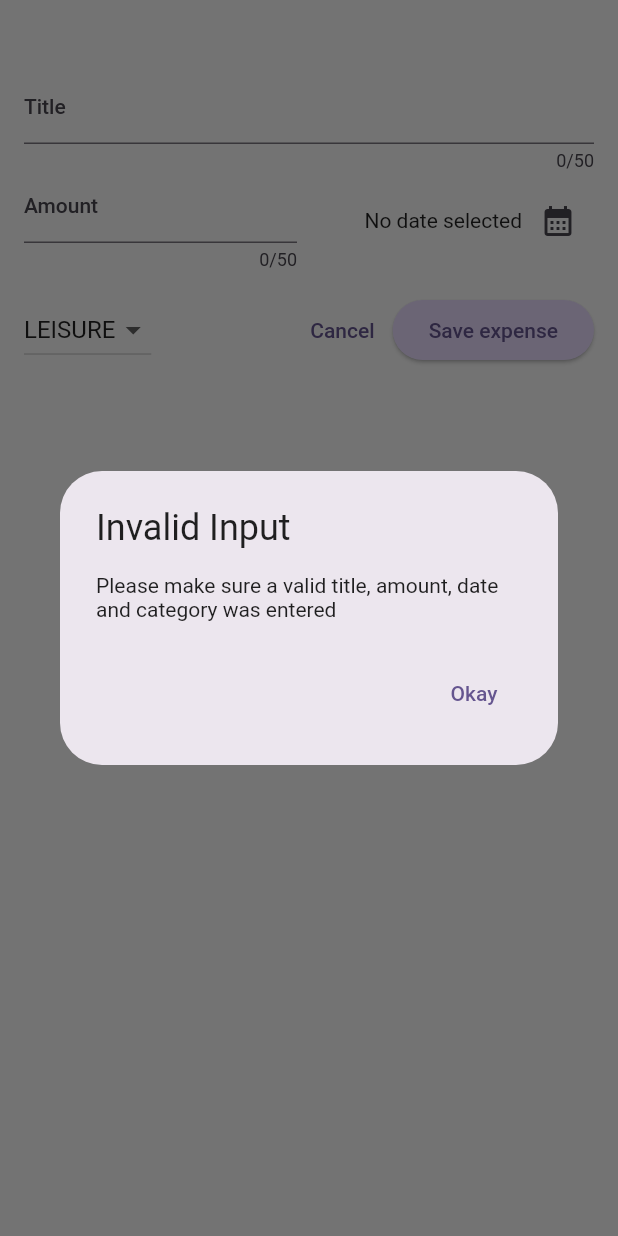
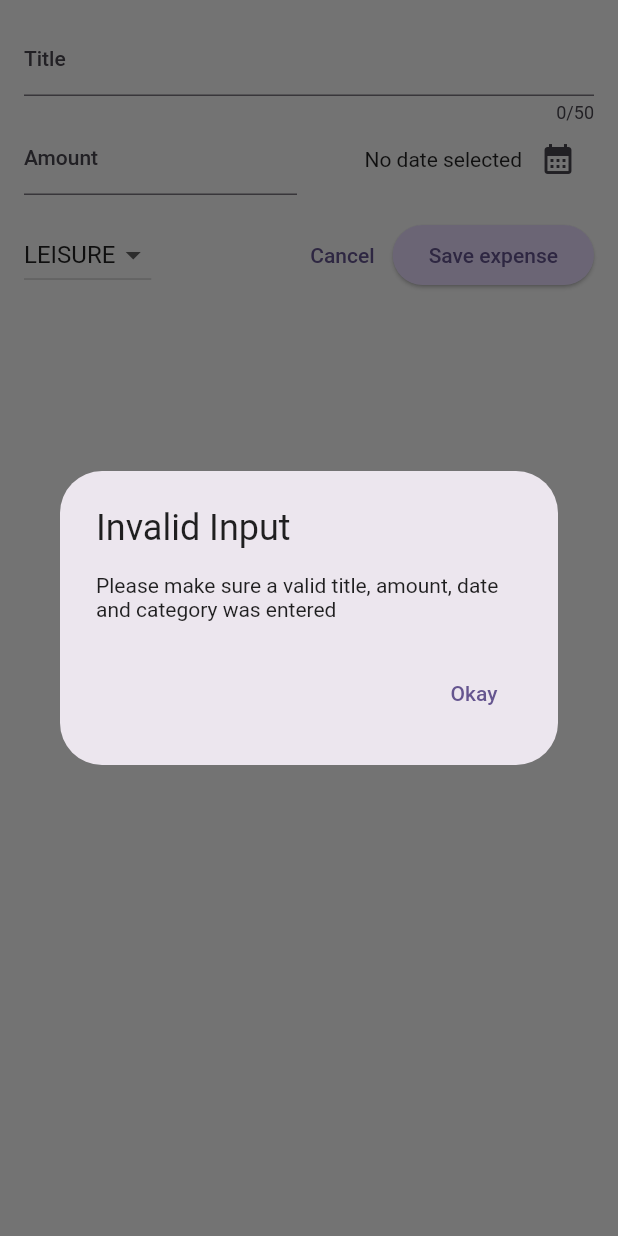
Before and after one commit to luisescx/expense_tracker_app, a Flutter app: the NewExpense widget shown alone on an empty page, opened directly with empty values, after a tap on "Save expense", on a phone screen of 412 x 824 dp. Run offline on Flutter 3.47's test engine with Material 2 defaults, Android fonts, the phone set to English and light mode, and no system bars.

Commit message:
chore: add adaptative layout

```diff
--- a/lib/expenses.dart
+++ b/lib/expenses.dart
@@ -18,6 +18,7 @@ class _ExpensesState extends State<Expenses> {
 
   void _openAddExpenseOverlay() {
     showModalBottomSheet(
+      useSafeArea: true,
       isScrollControlled: true,
       context: context,
       builder: (ctx) => NewExpense(onAddExpense: _addExpense),
--- a/lib/main.dart
+++ b/lib/main.dart
@@ -1,8 +1,13 @@
 import 'package:expense_tracker_app/expenses.dart';
 import 'package:flutter/material.dart';
+import 'package:flutter/services.dart';
 
 void main() {
-  runApp(const MyApp());
+  WidgetsFlutterBinding.ensureInitialized();
+  SystemChrome.setPreferredOrientations([DeviceOrientation.portraitUp])
+      .then((_) {
+    runApp(const MyApp());
+  });
 }
 
 var kColorScheme = ColorScheme.fromSeed(
--- a/lib/widgets/new_expense.dart
+++ b/lib/widgets/new_expense.dart
@@ -1,4 +1,7 @@
+import 'dart:io';
+
 import 'package:flutter/material.dart';
+import 'package:flutter/cupertino.dart';
 import 'package:intl/intl.dart';
 import 'package:expense_tracker_app/models/expense.dart';
 
@@ -52,18 +55,11 @@ class _NewExpanseState extends State<NewExpense> {
     });
   }
 
-  void _submitExpenseData() {
-    final enteredAmount = double.tryParse(_amountController.text);
-    final amountIsInvalid = enteredAmount == null || enteredAmount <= 0;
-
-    final formIsInvalid = _titleController.text.trim().isEmpty ||
-        amountIsInvalid ||
-        _selectedDate == null;
-
-    if (formIsInvalid) {
-      showDialog(
+  void _showDialog() {
+    if (Platform.isIOS) {
+      showCupertinoDialog(
         context: context,
-        builder: (ctx) => AlertDialog(
+        builder: (ctx) => CupertinoAlertDialog(
           title: const Text('Invalid Input'),
           content: const Text(
             'Please make sure a valid title, amount, date and category was entered',
@@ -78,6 +74,39 @@ class _NewExpanseState extends State<NewExpense> {
           ],
         ),
       );
+
+      return;
+    }
+
+    showDialog(
+      context: context,
+      builder: (ctx) => AlertDialog(
+        title: const Text('Invalid Input'),
+        content: const Text(
+          'Please make sure a valid title, amount, date and category was entered',
+        ),
+        actions: [
+          TextButton(
+            onPressed: () {
+              Navigator.pop(ctx);
+            },
+            child: const Text('Okay'),
+          ),
+        ],
+      ),
+    );
+  }
+
+  void _submitExpenseData() {
+    final enteredAmount = double.tryParse(_amountController.text);
+    final amountIsInvalid = enteredAmount == null || enteredAmount <= 0;
+
+    final formIsInvalid = _titleController.text.trim().isEmpty ||
+        amountIsInvalid ||
+        _selectedDate == null;
+
+    if (formIsInvalid) {
+      _showDialog();
 
       return;
     }
@@ -101,7 +130,7 @@ class _NewExpanseState extends State<NewExpense> {
   @override
   Widget build(BuildContext context) {
     return Padding(
-      padding: const EdgeInsets.fromLTRB(16, 48, 16, 16),
+      padding: const EdgeInsets.all(16),
       child: Column(
         children: [
           TextField(
@@ -115,7 +144,6 @@ class _NewExpanseState extends State<NewExpense> {
             children: [
               Expanded(
                 child: TextField(
-                  maxLength: 50,
                   keyboardType: TextInputType.number,
                   decoration: const InputDecoration(
                     label: Text('Amount'),
```
